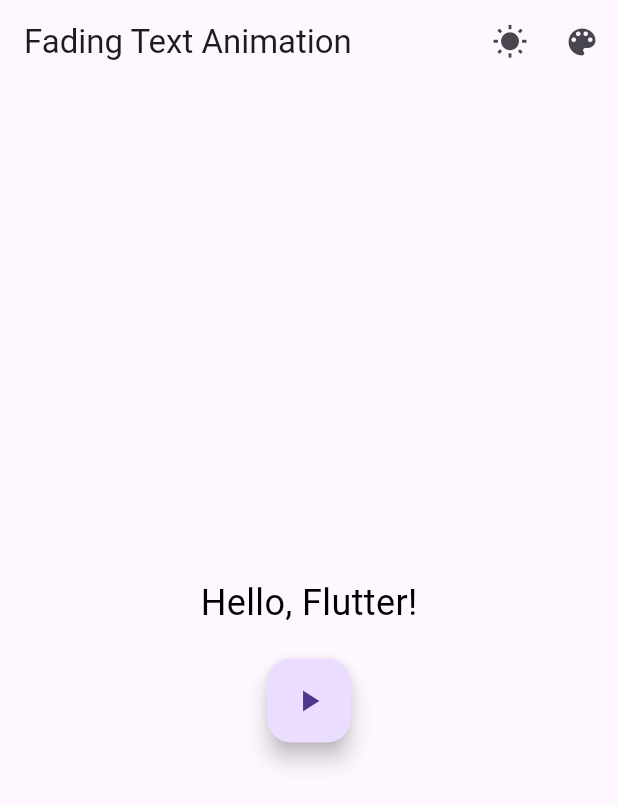
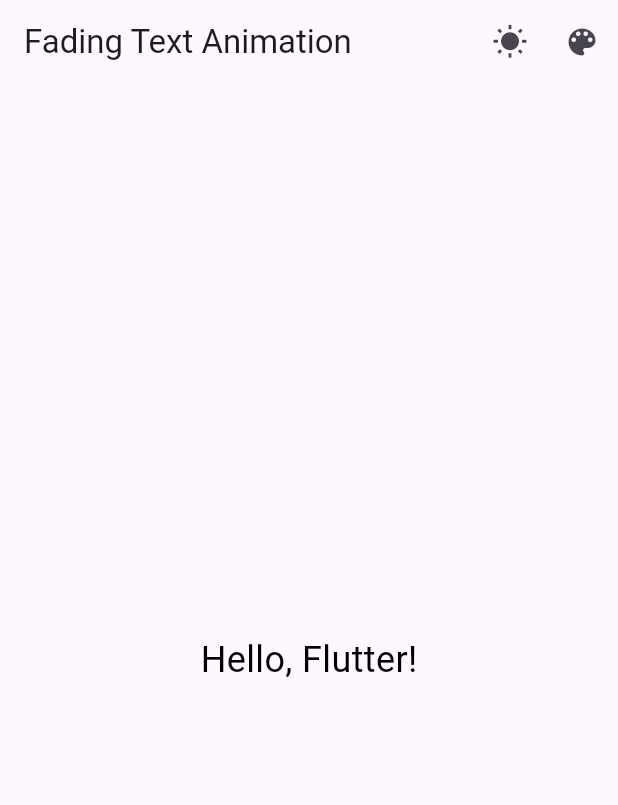
Before and after one commit to tan8325/act07, a Flutter app: the screen it shows after launch, on a phone screen of 412 x 824 dp. Shown: the top 805 px of the screen. Run offline on Flutter 3.47's test engine with Material 3 defaults, Android fonts, the light colour scheme and no system bars; our stand-ins replace flutter_colorpicker.

Commit message:
use const for text, add curve, use tap for animation

```diff
--- a/lib/main.dart
+++ b/lib/main.dart
@@ -3,11 +3,12 @@
 import 'package:provider/provider.dart';
 
 void main() {
-  runApp(MyApp());
+  runApp(const MyApp());
 }
 
 class ThemeProvider with ChangeNotifier {
   bool isDarkMode = false;
+
   void toggleTheme() {
     isDarkMode = !isDarkMode;
     notifyListeners();
@@ -15,6 +16,8 @@
 }
 
 class MyApp extends StatelessWidget {
+  const MyApp({super.key});
+
   @override
   Widget build(BuildContext context) {
     return ChangeNotifierProvider(
@@ -23,7 +26,7 @@
         builder: (context, themeProvider, child) {
           return MaterialApp(
             theme: themeProvider.isDarkMode ? ThemeData.dark() : ThemeData.light(),
-            home: FadingTextScreen(),
+            home: const FadingTextScreen(),
           );
         },
       ),
@@ -32,6 +35,8 @@
 }
 
 class FadingTextScreen extends StatefulWidget {
+  const FadingTextScreen({super.key});
+
   @override
   _FadingTextScreenState createState() => _FadingTextScreenState();
 }
@@ -45,7 +50,7 @@
       context: context,
       builder: (context) {
         return AlertDialog(
-          title: Text("Pick a color"),
+          title: const Text("Pick a color"),
           content: SingleChildScrollView(
             child: ColorPicker(
               pickerColor: _textColor,
@@ -58,7 +63,7 @@
           ),
           actions: [
             TextButton(
-              child: Text("Done"),
+              child: const Text("Done"),
               onPressed: () => Navigator.pop(context),
             ),
           ],
@@ -72,14 +77,14 @@
     final themeProvider = Provider.of<ThemeProvider>(context);
     return Scaffold(
       appBar: AppBar(
-        title: Text("Fading Text Animation"),
+        title: const Text("Fading Text Animation"),
         actions: [
           IconButton(
             icon: Icon(themeProvider.isDarkMode ? Icons.nightlight_round : Icons.wb_sunny),
             onPressed: themeProvider.toggleTheme,
           ),
           IconButton(
-            icon: Icon(Icons.color_lens),
+            icon: const Icon(Icons.color_lens),
             onPressed: _changeTextColor,
           ),
         ],
@@ -87,8 +92,8 @@
       body: PageView(
         controller: _pageController,
         children: [
-          FadingTextAnimation(duration: Duration(seconds: 1), textColor: _textColor),
-          FadingTextAnimation(duration: Duration(seconds: 3), textColor: _textColor),
+          FadingTextAnimation(duration: const Duration(seconds: 1), textColor: _textColor),
+          FadingTextAnimation(duration: const Duration(seconds: 3), textColor: _textColor),
         ],
       ),
     );
@@ -99,7 +104,7 @@
   final Duration duration;
   final Color textColor;
 
-  FadingTextAnimation({required this.duration, required this.textColor});
+  const FadingTextAnimation({super.key, required this.duration, required this.textColor});
 
   @override
   _FadingTextAnimationState createState() => _FadingTextAnimationState();
@@ -107,6 +112,7 @@
 
 class _FadingTextAnimationState extends State<FadingTextAnimation> {
   bool _isVisible = true;
+
   void _toggleVisibility() {
     setState(() {
       _isVisible = !_isVisible;
@@ -116,23 +122,17 @@
   @override
   Widget build(BuildContext context) {
     return Center(
-      child: Column(
-        mainAxisAlignment: MainAxisAlignment.center,
-        children: [
-          AnimatedOpacity(
+      child: GestureDetector(
+        onTap: _toggleVisibility,
+        child: AnimatedOpacity(
           opacity: _isVisible ? 1.0 : 0.0,
           duration: widget.duration,
+          curve: Curves.easeInOut,
           child: Text(
             'Hello, Flutter!',
             style: TextStyle(fontSize: 24, color: widget.textColor),
           ),
         ),
-          SizedBox(height: 20),
-          FloatingActionButton(
-            onPressed: _toggleVisibility,
-            child: Icon(Icons.play_arrow),
-          ),
-        ],
       ),
     );
   }
```
Lines whose indentation alone changed are shown as unchanged.
